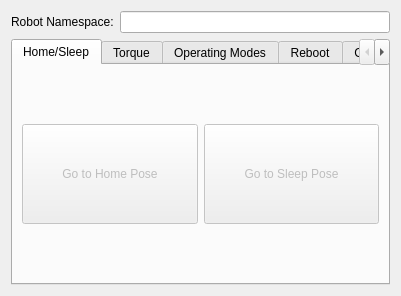
First picture: the form in interbotix_xs_toolbox/interbotix_xs_rviz/src/ui/interbotix_control_panel.ui, repository Interbotix/interbotix_ros_toolboxes, before the edit.
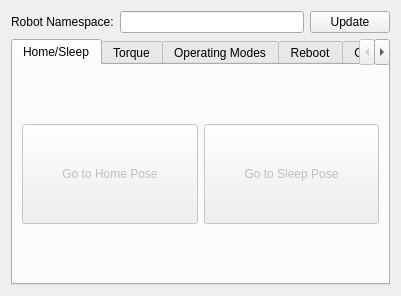
Second picture: the form after the edit.

Commit message:
[xs_rviz] Updates to control panel
Changes robot_namespace signal from editingFinished to a clicked
pushbutton. Changed the way updating the robot_namespace works. Control
panel now updates the group dropdown menu with all groups in the arm.
Home/Sleep buttons now send all joints to their homes instead of just
the joints in the arm group. Minor cleanup and other changes.

The edit to the form file:
```diff
--- a/interbotix_xs_toolbox/interbotix_xs_rviz/src/ui/interbotix_control_panel.ui
+++ b/interbotix_xs_toolbox/interbotix_xs_rviz/src/ui/interbotix_control_panel.ui
@@ -16,10 +16,16 @@
     <verstretch>0</verstretch>
    </sizepolicy>
   </property>
+  <property name="minimumSize">
+   <size>
+    <width>296</width>
+    <height>0</height>
+   </size>
+  </property>
   <property name="maximumSize">
    <size>
     <width>16777215</width>
-    <height>400</height>
+    <height>296</height>
    </size>
   </property>
   <property name="windowTitle">
@@ -40,6 +46,19 @@
        <item>
         <widget class="QLineEdit" name="lineedit_robot_namespace_"/>
        </item>
+       <item>
+        <widget class="QPushButton" name="pushbutton_robot_namespace_">
+         <property name="sizePolicy">
+          <sizepolicy hsizetype="Maximum" vsizetype="Fixed">
+           <horstretch>0</horstretch>
+           <verstretch>0</verstretch>
+          </sizepolicy>
+         </property>
+         <property name="text">
+          <string>Update</string>
+         </property>
+        </widget>
+       </item>
       </layout>
      </item>
      <item>
```
The commit also changes 2 other files.
